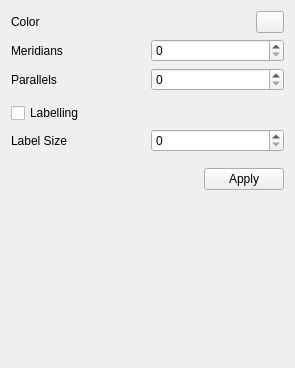
Before: the Qt Designer form src/gridoptions.ui in ATNoG/HealpixViewer, drawn with Qt 5.
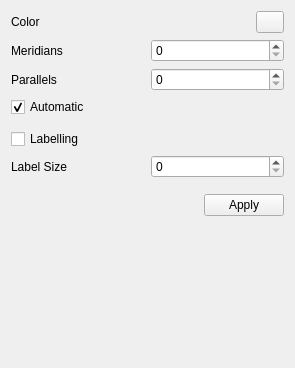
After: the same form once the commit is applied.

Commit message: Option to change between automatic and manual control of graticule lines

Patch:
```diff
--- a/src/gridoptions.ui
+++ b/src/gridoptions.ui
@@ -74,6 +74,19 @@
      </item>
     </layout>
    </item>
+   <item>
+    <widget class="QCheckBox" name="automaticCheckbox">
+     <property name="enabled">
+      <bool>true</bool>
+     </property>
+     <property name="text">
+      <string>Automatic</string>
+     </property>
+     <property name="checked">
+      <bool>true</bool>
+     </property>
+    </widget>
+   </item>
    <item>
     <spacer name="verticalSpacer_3">
      <property name="orientation">
```
The commit also changes 4 other files.
